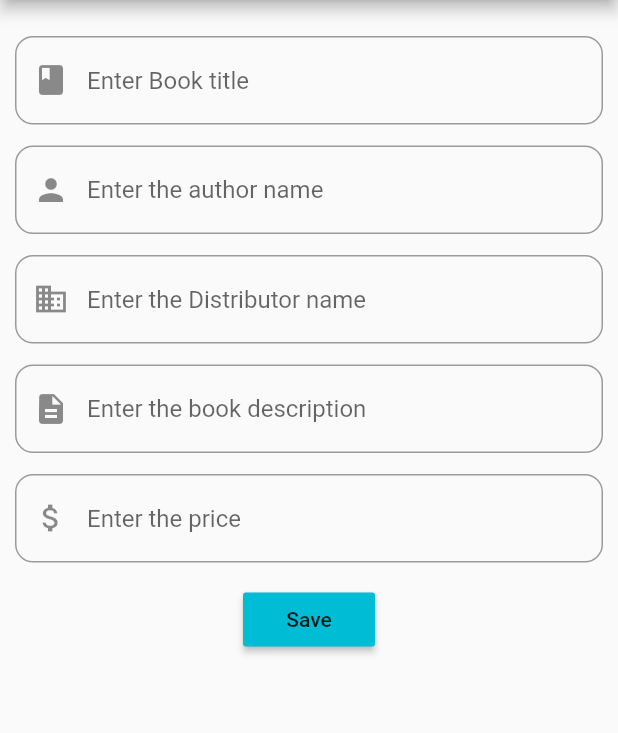
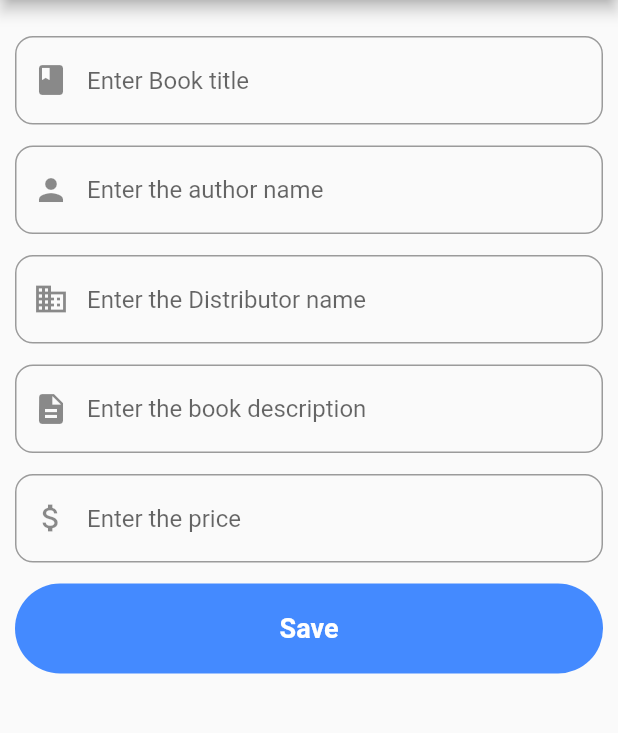
Before and after one commit to JossinAntony/Flutter_Bookstore_App, a Flutter app: the screen it shows after launch, on a phone screen of 412 x 824 dp, the part 84-817 px from its top. Run offline on Flutter 3.47's test engine with Material 2 defaults, Android fonts, the phone set to English and light mode, and no system bars.

Commit message:
Custom button added in UI

```diff
--- a/lib/main.dart
+++ b/lib/main.dart
@@ -96,7 +96,7 @@ class MyApp extends StatelessWidget {
                   ),
 
                   SizedBox(height: 14.0),
-
+                  /*
                   RaisedButton(
                     onPressed: (){
                       var bookTitle = bookTitleCntrlr.text;
@@ -110,6 +110,22 @@ class MyApp extends StatelessWidget {
                     color:  Colors.cyan,
                     child: Text('Save'),
                   )
+                  */
+                  Container(
+                    height: 60.0,
+                    width: 600.0,
+                    decoration: BoxDecoration(
+                      color: Colors.blueAccent,
+                      borderRadius: BorderRadius.circular(60.0),
+                    ),
+                    child: Center(
+                      child: Text('Save', style: TextStyle(
+                        fontWeight: FontWeight.bold,
+                        fontSize: 18.0,
+                        color: Colors.white,
+                      ),),
+                    ),
+                  ),
                 ],
               ),
             ),
```
